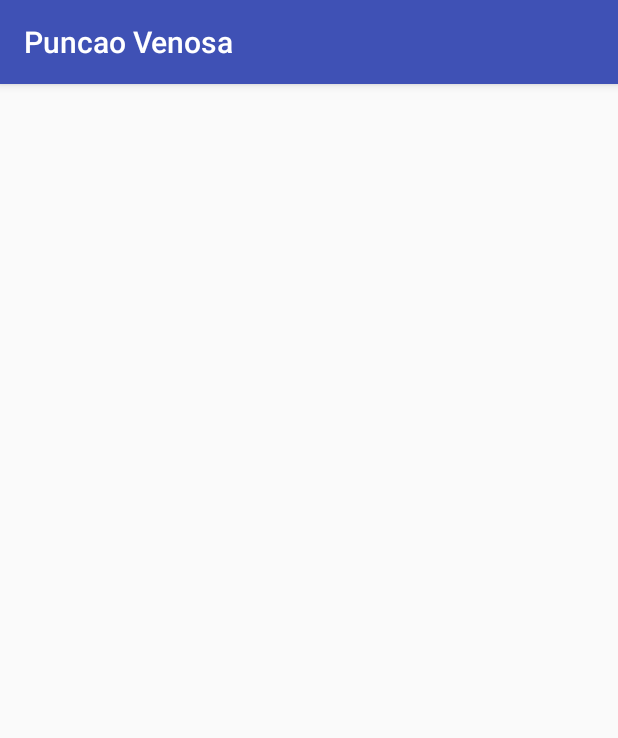
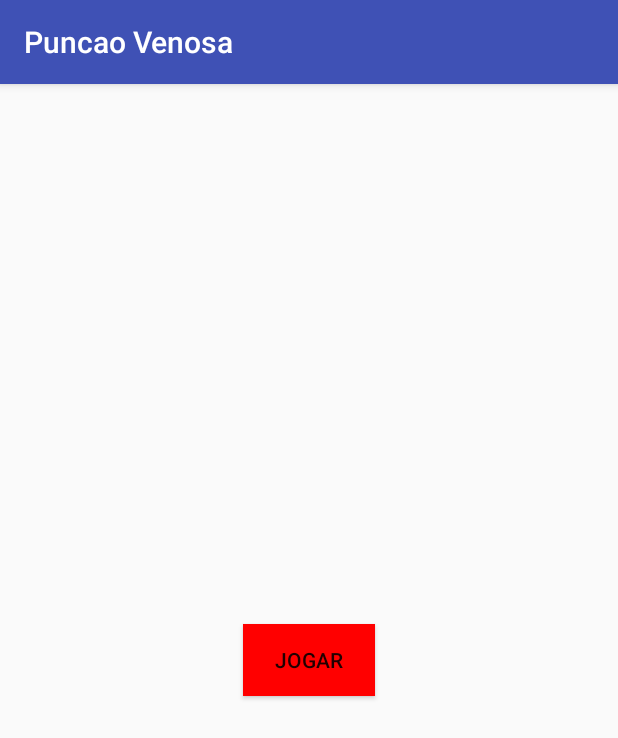
Before and after one commit to gabicfa/venipuncture-app, an Android app: the screen it shows after launch (MainMenuActivity), on a phone screen of 412 x 824 dp. Shown: the top 738 px of the screen. Run offline under Robolectric (Android 15) with nearby library versions, the phone set to English and light mode, and no system bars.

Commit message:
Adicionei um botão de jogar que troca do menu principal para a activity de seleção de personagens.

```diff
--- a/app/src/main/java/br/edu/insper/puncaovenosa/MainMenuActivity.java
+++ b/app/src/main/java/br/edu/insper/puncaovenosa/MainMenuActivity.java
@@ -1,7 +1,10 @@
 package br.edu.insper.puncaovenosa;
 
+import android.content.Intent;
 import android.support.v7.app.AppCompatActivity;
 import android.os.Bundle;
+import android.view.View;
+import android.widget.Button;
 
 public class MainMenuActivity extends AppCompatActivity {
 
@@ -9,5 +12,16 @@ public class MainMenuActivity extends AppCompatActivity {
     protected void onCreate(Bundle savedInstanceState) {
         super.onCreate(savedInstanceState);
         setContentView(R.layout.activity_main_menu);
+
+        Button buttonPlay = (Button) findViewById(R.id.play_btn);
+
+        assert buttonPlay != null;
+
+        buttonPlay.setOnClickListener(new View.OnClickListener() {
+            @Override
+            public void onClick(View view) {
+                startActivity(new Intent(MainMenuActivity.this, CharacterSelectionActivity.class));
+            }
+        });
     }
 }
--- a/app/src/main/res/layout/activity_character_selection.xml
+++ b/app/src/main/res/layout/activity_character_selection.xml
@@ -9,8 +9,4 @@
     android:paddingTop="@dimen/activity_vertical_margin"
     tools:context="br.edu.insper.puncaovenosa.CharacterSelectionActivity">
 
-    <TextView
-        android:layout_width="wrap_content"
-        android:layout_height="wrap_content"
-        android:text="Hello World!" />
 </RelativeLayout>
--- a/app/src/main/res/layout/activity_main_menu.xml
+++ b/app/src/main/res/layout/activity_main_menu.xml
@@ -9,4 +9,12 @@
     android:paddingTop="@dimen/activity_vertical_margin"
     tools:context="br.edu.insper.puncaovenosa.MainMenuActivity">
 
+    <Button
+        android:layout_width="wrap_content"
+        android:layout_height="wrap_content"
+        android:layout_centerInParent="true"
+        android:text="@string/jogar"
+        android:background="#FF0000"
+        android:id="@+id/play_btn"/>
+
 </RelativeLayout>
--- a/app/src/main/res/values/strings.xml
+++ b/app/src/main/res/values/strings.xml
@@ -1,3 +1,4 @@
 <resources>
     <string name="app_name">Puncao Venosa</string>
+    <string name="jogar">Jogar</string>
 </resources>
```
